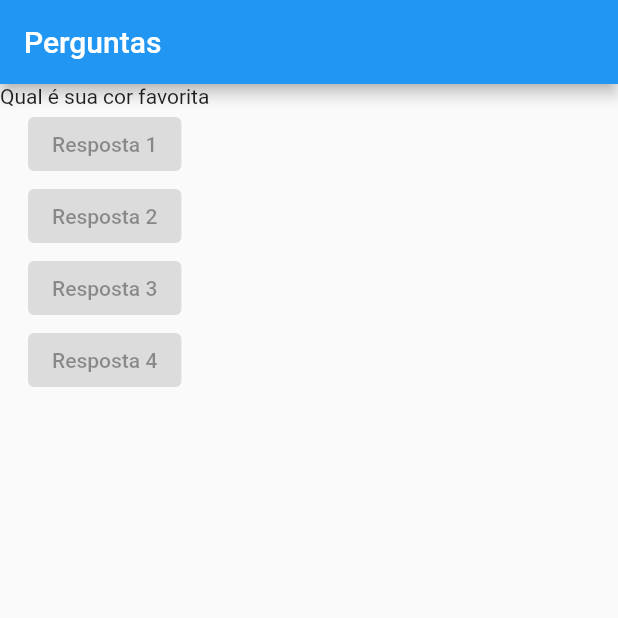
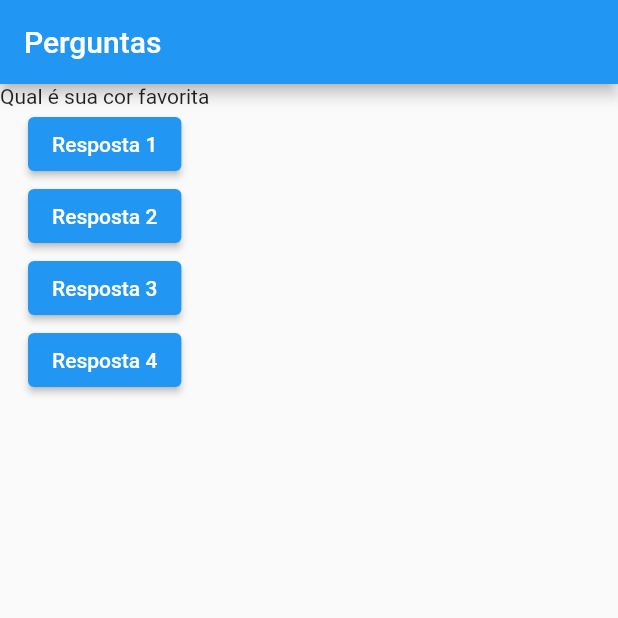
Before and after one commit to Txuxto/prime, a Flutter app: the screen it shows after launch, on a phone screen of 412 x 824 dp, the top half of it. Run offline on Flutter 3.47's test engine with Material 2 defaults, Android fonts, the phone set to English and light mode, and no system bars.

Commit message:
Criando método onPressed passando função como parametro.

```diff
--- a/lib/main.dart
+++ b/lib/main.dart
@@ -3,6 +3,10 @@
 main() => runApp(Perguntas());
 
 class Perguntas extends StatelessWidget {
+  void responder() {
+    print(Text('pergunta respondida'));
+  }
+
   @override
   Widget build(BuildContext context) {
     final List<String> perguntas = [
@@ -19,10 +23,11 @@
         children: [
           //Text(perguntas.elementAt(0)),
           Text(perguntas[0]),
-          ElevatedButton(onPressed: null, child: Text('Resposta 1')),
-          ElevatedButton(onPressed: null, child: Text('Resposta 2')),
-          ElevatedButton(onPressed: null, child: Text('Resposta 3')),
-          ElevatedButton(onPressed: null, child: Text('Resposta 4')),
+          ElevatedButton(onPressed: responder, child: Text('Resposta 1')),
+          //teve se usar responder e nao responder(), pois está se passando uma função e não chamando ela.
+          ElevatedButton(onPressed: responder, child: Text('Resposta 2')),
+          ElevatedButton(onPressed: responder, child: Text('Resposta 3')),
+          ElevatedButton(onPressed: responder, child: Text('Resposta 4')),
         ],
       ),
     ));
```
